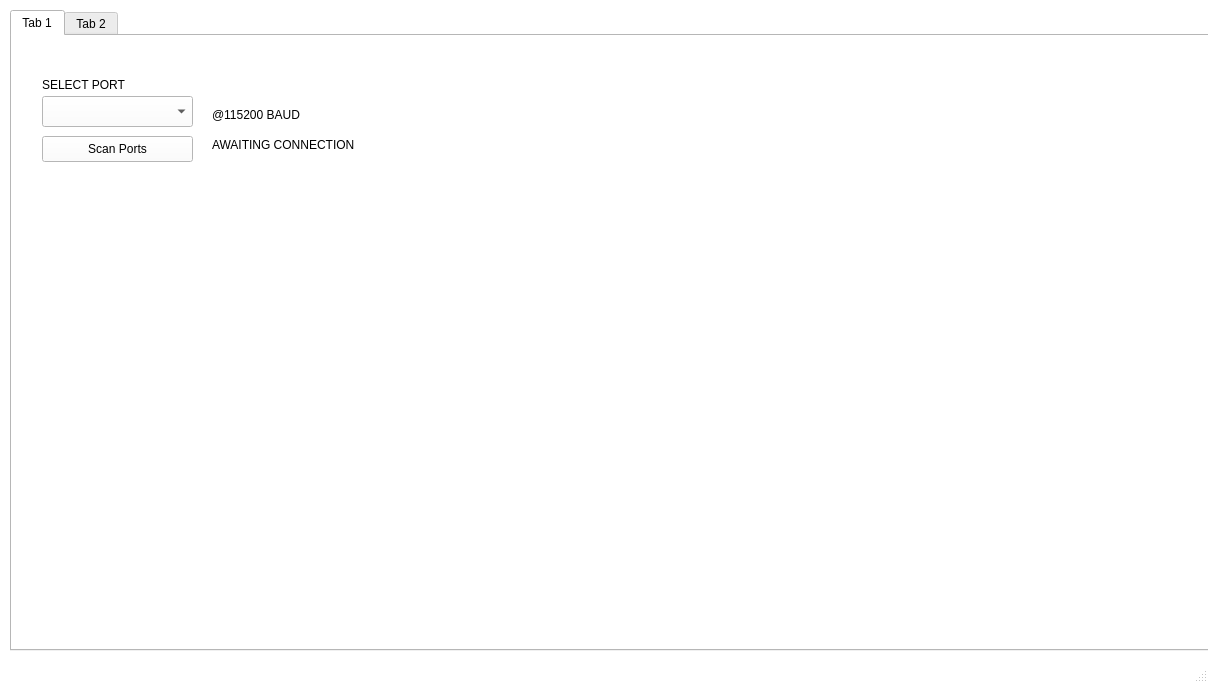
The window that mainwindow.ui (EEE318-project-grp12-2026/Grid-Simulator-Control-Interface) describes before a commit, drawn with Qt 5.
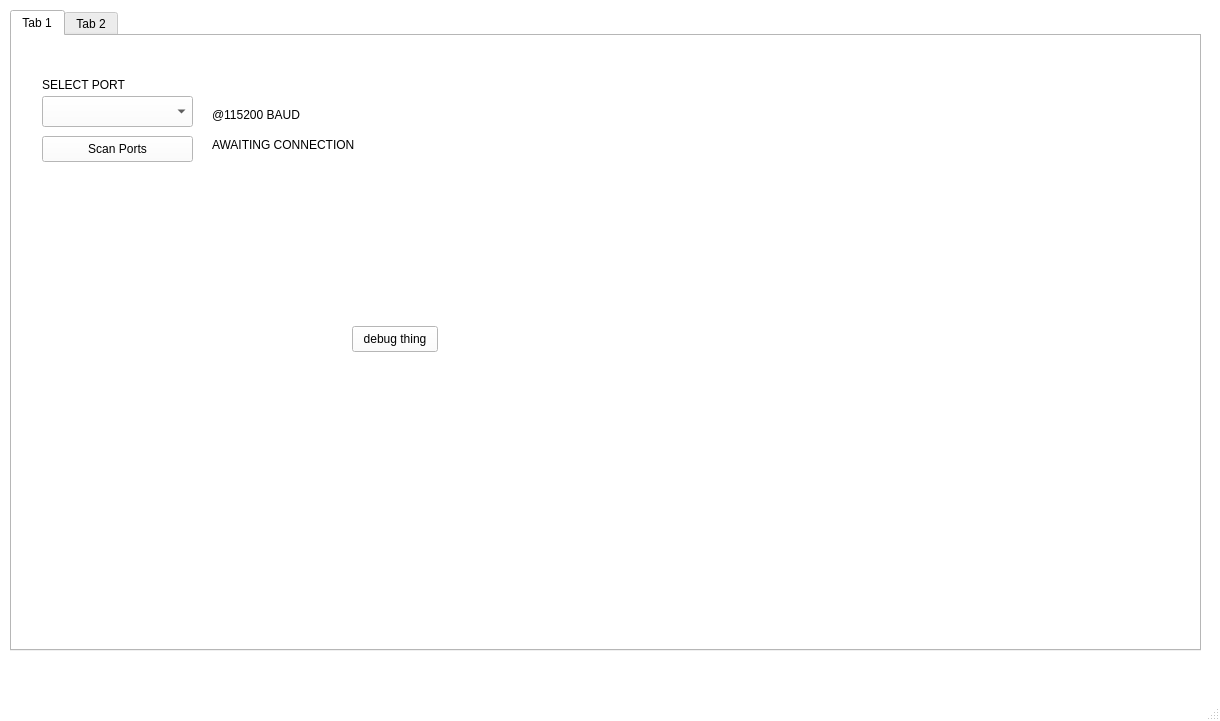
The same window after the commit. The open tabs and pages were chosen to show the change.

Patch:
```diff
--- a/mainwindow.ui
+++ b/mainwindow.ui
@@ -6,8 +6,8 @@
    <rect>
     <x>0</x>
     <y>0</y>
-    <width>1208</width>
-    <height>683</height>
+    <width>1220</width>
+    <height>721</height>
    </rect>
   </property>
   <property name="palette">
@@ -488,7 +488,7 @@
      <rect>
       <x>10</x>
       <y>10</y>
-      <width>1201</width>
+      <width>1191</width>
       <height>641</height>
      </rect>
     </property>
@@ -561,6 +561,19 @@
        <string>AWAITING CONNECTION</string>
       </property>
      </widget>
+     <widget class="QPushButton" name="pushButton">
+      <property name="geometry">
+       <rect>
+        <x>340</x>
+        <y>290</y>
+        <width>86</width>
+        <height>26</height>
+       </rect>
+      </property>
+      <property name="text">
+       <string>debug thing</string>
+      </property>
+     </widget>
     </widget>
     <widget class="QWidget" name="tab_2">
      <attribute name="title">
```
Left out of the diff: 5 changed lines with no effect on the pictures.
